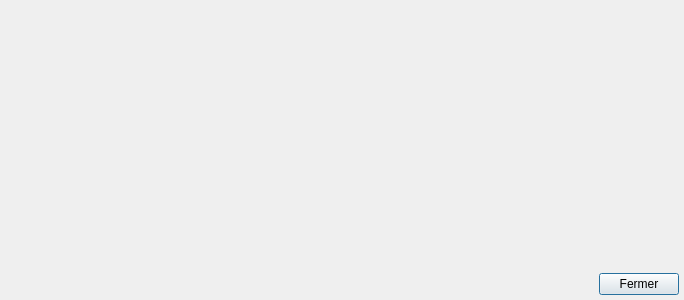
Before: the Qt Designer form client/src/dialogs/BaseDialog.ui in introlab/openteraplus, drawn with Qt 5.
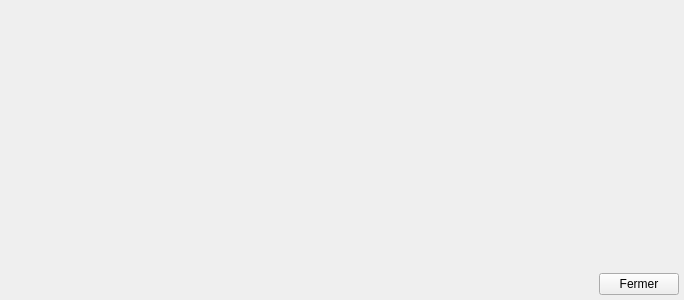
After: the same form once the commit is applied.

Diff of the .ui file:
```diff
--- a/client/src/dialogs/BaseDialog.ui
+++ b/client/src/dialogs/BaseDialog.ui
@@ -71,6 +71,9 @@
        <property name="text">
         <string>Fermer</string>
        </property>
+       <property name="autoDefault">
+        <bool>false</bool>
+       </property>
       </widget>
      </item>
     </layout>
```
